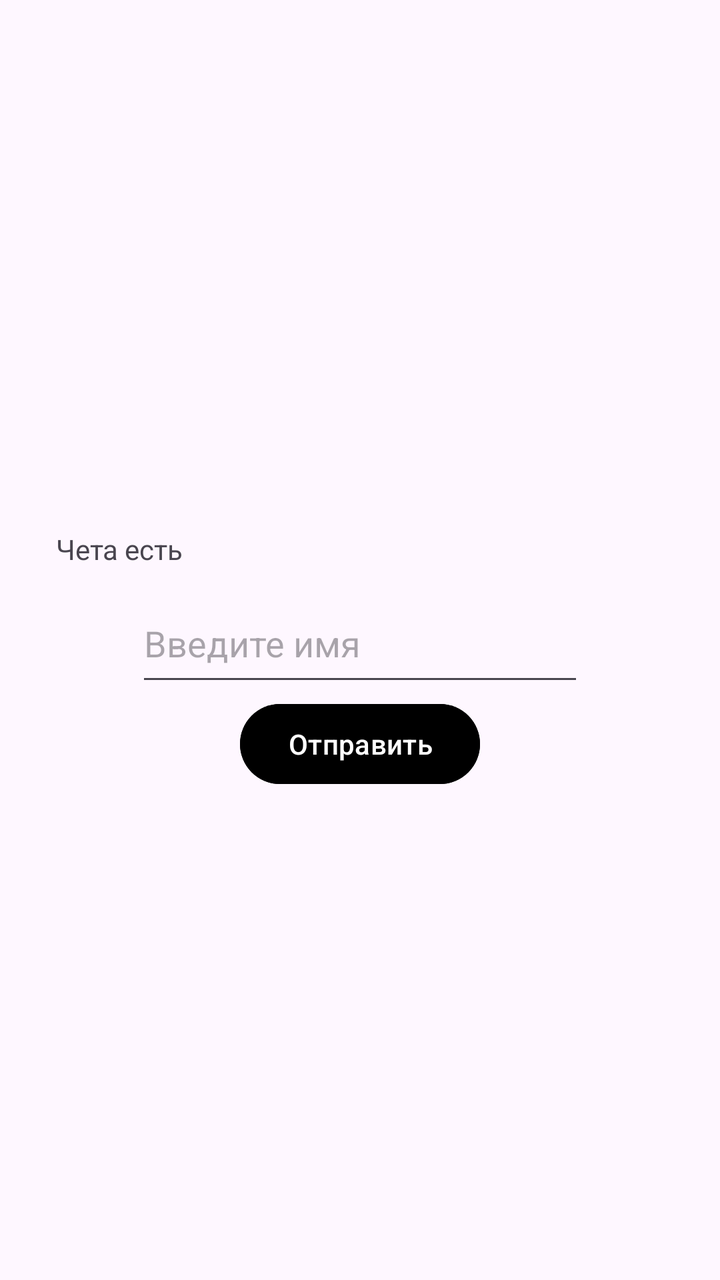
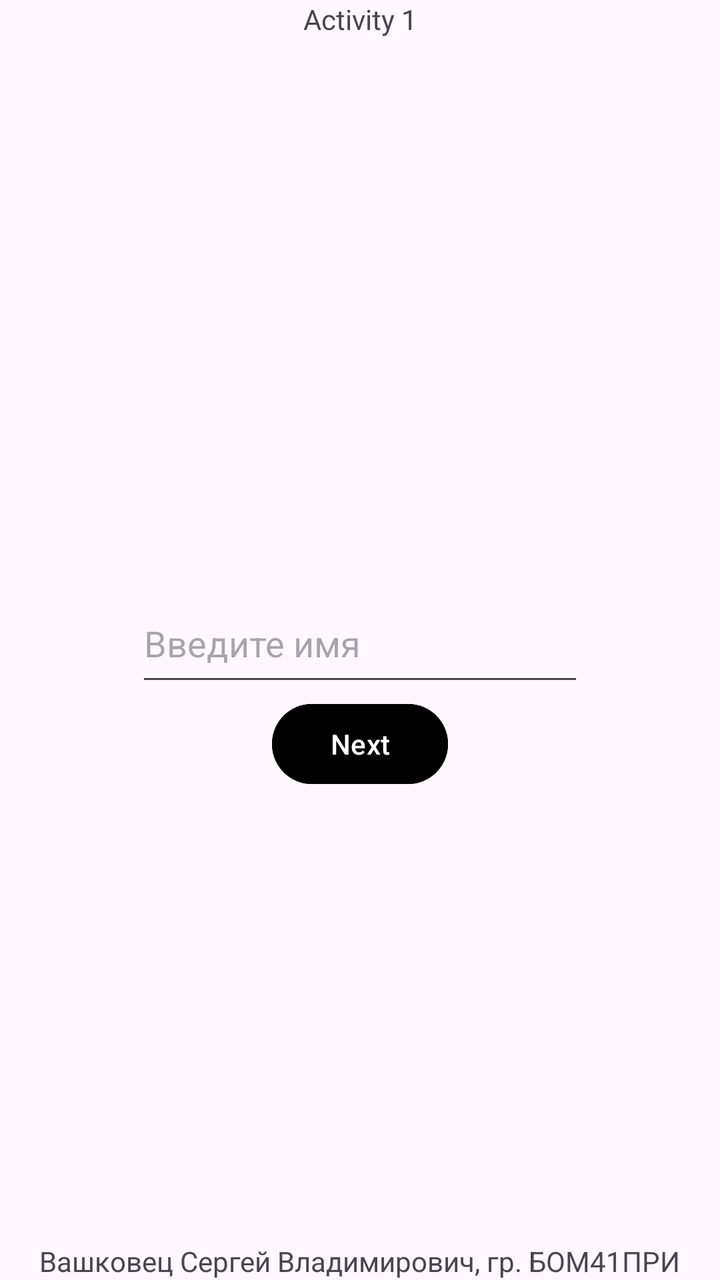

Two renders of the same Android screen: before a commit and after it. Below are the layout's source before the change and the commit's diff.
<!-- AndroidManifest.xml: application theme Theme.First_labaratory -->
<!-- res/layout/activity_main.xml -->
<?xml version="1.0" encoding="utf-8"?>
<androidx.constraintlayout.widget.ConstraintLayout
    xmlns:android="http://schemas.android.com/apk/res/android"
    xmlns:tools="http://schemas.android.com/tools"
    xmlns:app="http://schemas.android.com/apk/res-auto"
    android:id="@+id/main"
    android:layout_width="match_parent"
    android:layout_height="match_parent"
    tools:context=".MainActivity">

    <TextView
        android:id="@+id/ThereSomething"
        android:layout_width="0dp"
        android:layout_height="wrap_content"
        android:layout_marginStart="20dp"
        android:layout_marginEnd="20dp"
        android:text="Чета есть"
        android:padding="8dp"
        app:layout_constraintBottom_toTopOf="@+id/editTextText2"
        app:layout_constraintEnd_toEndOf="parent"
        app:layout_constraintStart_toStartOf="parent" />

    <EditText
        android:id="@+id/editTextText2"
        android:layout_width="224dp"
        android:layout_height="56dp"
        android:ems="10"
        android:inputType="text"
        android:text=""
        android:hint="@string/hint_editText"
        app:layout_constraintBottom_toBottomOf="parent"
        app:layout_constraintEnd_toEndOf="parent"
        app:layout_constraintStart_toStartOf="parent"
        app:layout_constraintTop_toTopOf="parent" />

    <Button
        android:id="@+id/button2"
        android:layout_width="wrap_content"
        android:layout_height="wrap_content"
        android:text="Отправить"
        app:layout_constraintEnd_toEndOf="parent"
        app:layout_constraintStart_toStartOf="parent"
        android:backgroundTint="#000000"
        app:layout_constraintTop_toBottomOf="@+id/editTextText2" />

</androidx.constraintlayout.widget.ConstraintLayout>
<!-- resources referenced by this layout -->
<resources>
  <string name="hint_editText">Введите имя</string>
  <style name="Theme.First_labaratory" parent="Base.Theme.First_labaratory" />
  <style name="Base.Theme.First_labaratory" parent="Theme.Material3.DayNight.NoActionBar">
          
          
      </style>
</resources>

<!-- the commit's change to res/layout/activity_main.xml (unified diff, before → after) -->
@@ -7,18 +7,6 @@
     android:layout_width="match_parent"
     android:layout_height="match_parent"
     tools:context=".MainActivity">
-
-    <TextView
-        android:id="@+id/ThereSomething"
-        android:layout_width="0dp"
-        android:layout_height="wrap_content"
-        android:layout_marginStart="20dp"
-        android:layout_marginEnd="20dp"
-        android:text="Чета есть"
-        android:padding="8dp"
-        app:layout_constraintBottom_toTopOf="@+id/editTextText2"
-        app:layout_constraintEnd_toEndOf="parent"
-        app:layout_constraintStart_toStartOf="parent" />
 
     <EditText
         android:id="@+id/editTextText2"
@@ -37,10 +25,28 @@
         android:id="@+id/button2"
         android:layout_width="wrap_content"
         android:layout_height="wrap_content"
-        android:text="Отправить"
+        android:backgroundTint="#000000"
+        android:text="Next"
         app:layout_constraintEnd_toEndOf="parent"
         app:layout_constraintStart_toStartOf="parent"
-        android:backgroundTint="#000000"
         app:layout_constraintTop_toBottomOf="@+id/editTextText2" />
 
+    <TextView
+        android:id="@+id/textView"
+        android:layout_width="wrap_content"
+        android:layout_height="wrap_content"
+        android:text="@string/fio"
+        app:layout_constraintBottom_toBottomOf="parent"
+        app:layout_constraintEnd_toEndOf="parent"
+        app:layout_constraintStart_toStartOf="parent" />
+
+    <TextView
+        android:id="@+id/textView2"
+        android:layout_width="wrap_content"
+        android:layout_height="wrap_content"
+        android:text="Activity 1"
+        app:layout_constraintEnd_toEndOf="parent"
+        app:layout_constraintStart_toStartOf="parent"
+        app:layout_constraintTop_toTopOf="parent" />
+
 </androidx.constraintlayout.widget.ConstraintLayout>
<!-- resource entries referenced after the edit -->
@@ -1,5 +1,6 @@
 <!-- resources referenced by this layout -->
 <resources>
+  <string name="fio">Вашковец Сергей Владимирович, гр. БОМ41ПРИ</string>
   <string name="hint_editText">Введите имя</string>
   <style name="Theme.First_labaratory" parent="Base.Theme.First_labaratory" />
   <style name="Base.Theme.First_labaratory" parent="Theme.Material3.DayNight.NoActionBar">
